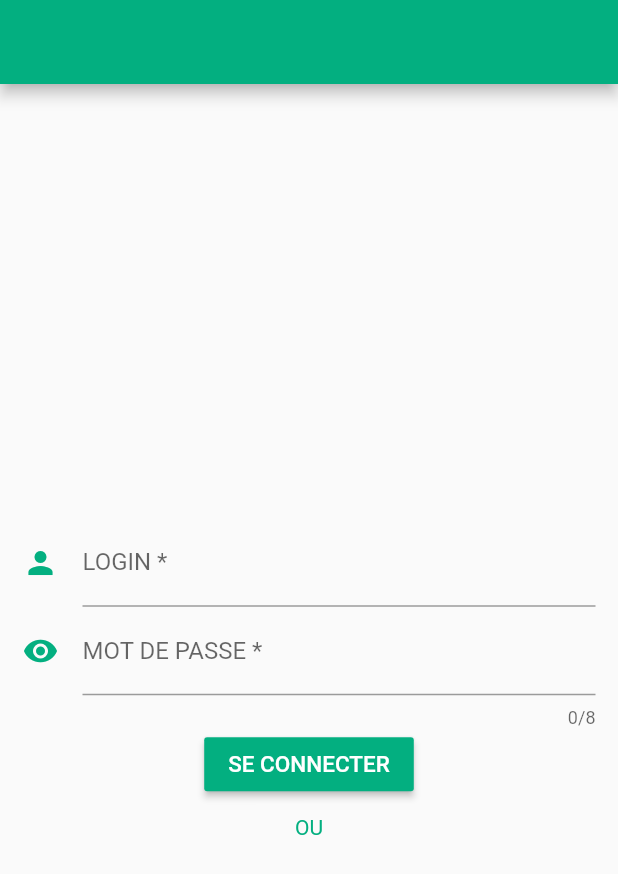
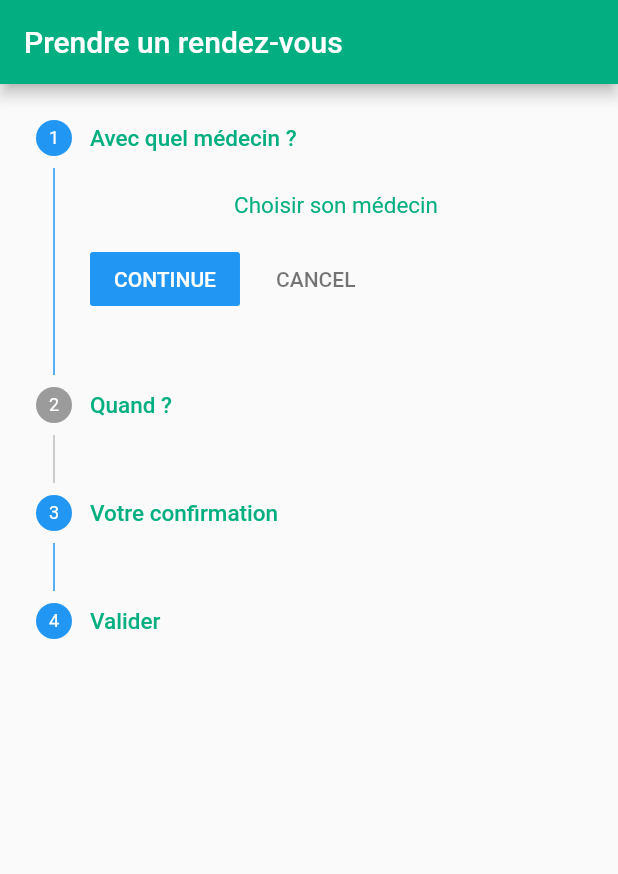
Before and after one commit to partnercloudsupport/fltcabinet, a Flutter app: the screen it shows after launch, on a phone screen of 412 x 824 dp. Shown: the top 874 px of the screen. Run offline on Flutter 3.47's test engine with Material 2 defaults, Android fonts, the phone set to English and light mode, and no system bars; Roboto replaces fonts that are missing (Arial).

```diff
--- a/lib/general/accueil.dart
+++ b/lib/general/accueil.dart
@@ -58,7 +58,7 @@ class AccueilState extends State<Accueil> {
       form.save();
       if (user.login == 'njaka' && user.passwd == 'arinjaka') {
         // showInSnakeBar(user.login + ' est reconnu.e ');
-        Navigator.of(context).pushNamed('/monprofil');
+        Navigator.of(context).pushNamed('/listemedecin');
       } else
         showInSnakeBar(user.login + ' n\'est pas dans la liste.');
         // Navigator.of(context).pushNamed('/inscription');
--- a/lib/main.dart
+++ b/lib/main.dart
@@ -1,8 +1,10 @@
 import 'package:flutter/material.dart';
 import './general/inscription.dart';
+// import './general/photo.dart';
 import './general/seConnecter.dart';
-import './general/accueil.dart';
+// import './general/accueil.dart';
 import './patients/monProfil.dart';
+import './patients/prendreRDV.dart';
 import './medecins/listeMedecin.dart';
 
 void main() => runApp(new AppCabinet());
@@ -11,7 +13,7 @@ class AppCabinet extends StatelessWidget {
 
   @override
   Widget build(BuildContext context) {
-    return new MaterialApp(home: new Accueil(), routes: <String, WidgetBuilder>{
+    return new MaterialApp(home: new PrendreRDV(), routes: <String, WidgetBuilder>{
       ListeMedecin.routeName: (BuildContext context) => new ListeMedecin(),
       MonProfil.routeName: (BuildContext context) => new MonProfil(),
       SeConnecter.routeName: (BuildContext context) => new SeConnecter(),
--- /dev/null
+++ b/lib/patients/prendreRDV.dart
@@ -0,0 +1,93 @@
+import 'package:flutter/material.dart';
+import '../utils/utils.dart' as utils;
+
+void main() => runApp(new MaterialApp(
+      home: new PrendreRDV(),
+    ));
+
+class PrendreRDV extends StatefulWidget {
+  @override
+  State<StatefulWidget> createState() => PrendreRDVState();
+}
+
+class PrendreRDVState extends State<PrendreRDV> {
+  String resume = "EST : ";
+  int currentStep = 0;
+  List<Step> steps = [
+    new Step(
+      content: new Text(
+        'Choisir son médecin',
+        style: utils.getMyStyleGlobal(),
+      ),
+      title: new Text(
+        'Avec quel médecin ?',
+        style: utils.getMyStyleGlobal(),
+      ),
+      isActive: true,
+    ),
+    new Step(
+      title: new Text(
+        'Quand ?',
+        style: utils.getMyStyleGlobal(),
+      ),
+      content: new Text(
+        'Choisir son créneau horaire',
+        style: utils.getMyStyleGlobal(),
+      ),
+    ),
+    new Step(
+      content: new Text(
+        'Confirmer le rendez-vous',
+        style: utils.getMyStyleGlobal(),
+      ),
+      title: new Text(
+        'Votre confirmation',
+        style: utils.getMyStyleGlobal(),
+      ),
+      isActive: true,
+    ),
+    new Step(
+      content: new Text(
+        'Résumé du rendez-vous',
+        style: utils.getMyStyleGlobal(),
+      ),
+      title: new Text(
+        'Valider',
+        style: utils.getMyStyleGlobal(),
+      ),
+      isActive: true,
+    ),
+  ];
+
+  @override
+  Widget build(BuildContext context) {
+    return Scaffold(
+      appBar: new AppBar(
+        backgroundColor: utils.colorGlobal(),
+        title: new Text('Prendre un rendez-vous'),
+      ),
+      body: new Container(
+        child: new Stepper(
+          steps: steps,
+          currentStep: currentStep,
+          type: StepperType.vertical,
+          onStepContinue: () {
+            setState(() {
+              currentStep = currentStep < steps.length - 1
+                  ? currentStep += 1
+                  : currentStep = 3;
+              resume = resume + " -> " + currentStep.toString();
+              print(resume);
+            });
+          },
+          onStepCancel: () {
+            setState(() {
+              currentStep =
+                  currentStep > 0 ? currentStep -= 1 : currentStep = 0;
+            });
+          },
+        ),
+      ),
+    );
+  }
+}
```
Also changed, not shown: lib/general/photo.dart (added, +74 -0 lines), lib/medecins/listeMedecin.dart (+24 -17 lines).
